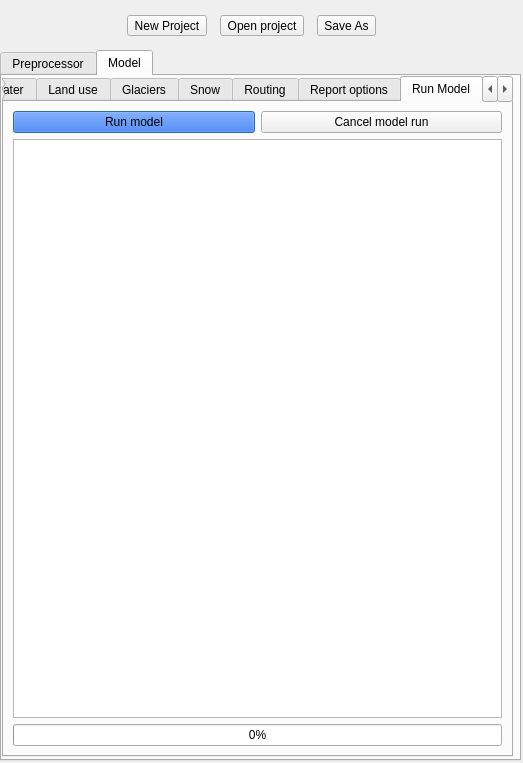
This is ui/SPHY_plugin_dialog_base - Copy.ui in FutureWater/SphyPlugin as Qt 5 draws it before an edit. The edited form follows.
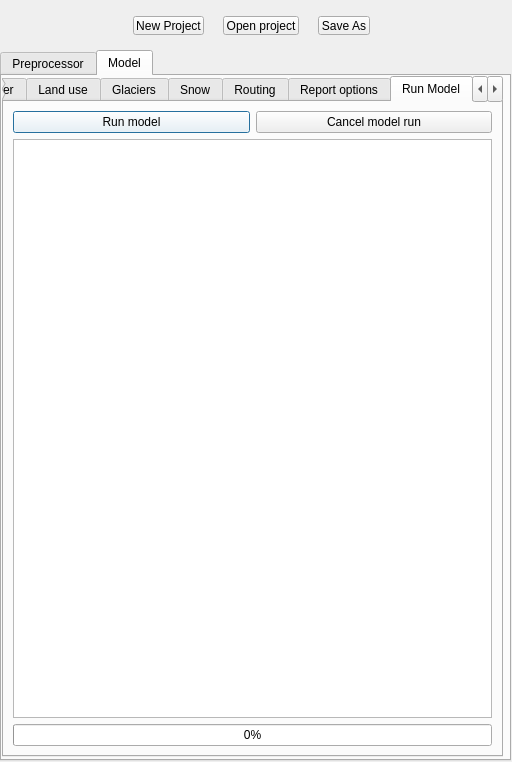
This is the edited form. The open tabs and pages were chosen to show the change. Icons and pictures are not drawn.

The edit to the form file:
```diff
--- a/ui/SPHY_plugin_dialog_base - Copy.ui
+++ b/ui/SPHY_plugin_dialog_base - Copy.ui
@@ -6,8 +6,8 @@
    <rect>
     <x>0</x>
     <y>0</y>
-    <width>523</width>
-    <height>763</height>
+    <width>512</width>
+    <height>762</height>
    </rect>
   </property>
   <property name="font">
@@ -22,52 +22,12 @@
    <iconset>
     <normaloff>:/plugins/SphyPreProcess/images/icon.png</normaloff>:/plugins/SphyPreProcess/images/icon.png</iconset>
   </property>
-  <widget class="QWidget" name="horizontalLayoutWidget">
-   <property name="geometry">
-    <rect>
-     <x>120</x>
-     <y>10</y>
-     <width>264</width>
-     <height>31</height>
-    </rect>
-   </property>
-   <layout class="QHBoxLayout" name="horizontalLayout_7">
-    <item>
-     <widget class="QToolButton" name="newButton">
-      <property name="font">
-       <font>
-        <weight>50</weight>
-        <bold>false</bold>
-        <underline>false</underline>
-       </font>
-      </property>
-      <property name="text">
-       <string>New Project</string>
-      </property>
-     </widget>
-    </item>
-    <item>
-     <widget class="QToolButton" name="openButton">
-      <property name="text">
-       <string>Open project</string>
-      </property>
-     </widget>
-    </item>
-    <item>
-     <widget class="QToolButton" name="saveAsButton">
-      <property name="text">
-       <string>Save As</string>
-      </property>
-     </widget>
-    </item>
-   </layout>
-  </widget>
   <widget class="QTabWidget" name="tabWidget">
    <property name="geometry">
     <rect>
      <x>0</x>
      <y>50</y>
-     <width>521</width>
+     <width>511</width>
      <height>711</height>
     </rect>
    </property>
@@ -1491,7 +1451,7 @@
       <rect>
        <x>0</x>
        <y>0</y>
-       <width>511</width>
+       <width>501</width>
        <height>681</height>
       </rect>
      </property>
@@ -1601,18 +1561,26 @@
                <string>Spin up years</string>
               </property>
              </widget>
-            </item>
-            <item>
-             <widget class="QSpinBox" name="spinupyearSpinBox"/>
-            </item>
-            <item>
-             <widget class="QLabel" name="startDateLabel_2">
-              <property name="text">
-               <string>Start date</string>
-              </property>
-              <property name="alignment">
-               <set>Qt::AlignRight|Qt::AlignTrailing|Qt::AlignVCenter</set>
-              </property>
+             <widget class="QWidget" name="layoutWidget">
+              <layout class="QHBoxLayout" name="horizontalLayout_7">
+               <item>
+                <widget class="QLabel" name="startDateLabel_2">
+                 <property name="text">
+                  <string>Start date</string>
+                 </property>
+                 <property name="alignment">
+                  <set>Qt::AlignLeading|Qt::AlignLeft|Qt::AlignVCenter</set>
+                 </property>
+                </widget>
+               </item>
+               <item>
+                <widget class="QDateEdit" name="startDateEdit_m">
+                 <property name="displayFormat">
+                  <string>dd-MMM-yyyy</string>
+                 </property>
+                </widget>
+               </item>
+              </layout>
              </widget>
             </item>
             <item>
@@ -4069,7 +4037,7 @@
              <brush brushstyle="SolidPattern">
               <color alpha="255">
                <red>0</red>
-               <green>85</green>
+               <green>0</green>
                <blue>0</blue>
               </color>
              </brush>
@@ -4077,19 +4045,145 @@
             <colorrole role="Button">
              <brush brushstyle="SolidPattern">
               <color alpha="255">
+               <red>255</red>
+               <green>255</green>
+               <blue>255</blue>
+              </color>
+             </brush>
+            </colorrole>
+            <colorrole role="Light">
+             <brush brushstyle="SolidPattern">
+              <color alpha="255">
+               <red>255</red>
+               <green>255</green>
+               <blue>255</blue>
+              </color>
+             </brush>
+            </colorrole>
+            <colorrole role="Midlight">
+             <brush brushstyle="SolidPattern">
+              <color alpha="255">
+               <red>255</red>
+               <green>255</green>
+               <blue>255</blue>
+              </color>
+             </brush>
+            </colorrole>
+            <colorrole role="Dark">
+             <brush brushstyle="SolidPattern">
+              <color alpha="255">
+               <red>127</red>
+               <green>127</green>
+               <blue>127</blue>
+              </color>
+             </brush>
+            </colorrole>
+            <colorrole role="Mid">
+             <brush brushstyle="SolidPattern">
+              <color alpha="255">
+               <red>170</red>
+               <green>170</green>
+               <blue>170</blue>
+              </color>
+             </brush>
+            </colorrole>
+            <colorrole role="Text">
+             <brush brushstyle="SolidPattern">
+              <color alpha="255">
                <red>0</red>
-               <green>85</green>
+               <green>0</green>
+               <blue>0</blue>
+              </color>
+             </brush>
+            </colorrole>
+            <colorrole role="BrightText">
+             <brush brushstyle="SolidPattern">
+              <color alpha="255">
+               <red>255</red>
+               <green>255</green>
                <blue>255</blue>
               </color>
              </brush>
             </colorrole>
+            <colorrole role="ButtonText">
+             <brush brushstyle="SolidPattern">
+              <color alpha="255">
+               <red>0</red>
+               <green>0</green>
+               <blue>0</blue>
+              </color>
+             </brush>
+            </colorrole>
+            <colorrole role="Base">
+             <brush brushstyle="SolidPattern">
+              <color alpha="255">
+               <red>255</red>
+               <green>255</green>
+               <blue>255</blue>
+              </color>
+             </brush>
+            </colorrole>
+            <colorrole role="Window">
+             <brush brushstyle="SolidPattern">
+              <color alpha="255">
+               <red>255</red>
+               <green>255</green>
+               <blue>255</blue>
+              </color>
+             </brush>
+            </colorrole>
+            <colorrole role="Shadow">
+             <brush brushstyle="SolidPattern">
+              <color alpha="255">
+               <red>0</red>
+               <green>0</green>
+               <blue>0</blue>
+              </color>
+             </brush>
+            </colorrole>
+            <colorrole role="AlternateBase">
+             <brush brushstyle="SolidPattern">
+              <color alpha="255">
+               <red>255</red>
+               <green>255</green>
+               <blue>255</blue>
+              </color>
+             </brush>
+            </colorrole>
+            <colorrole role="ToolTipBase">
+             <brush brushstyle="SolidPattern">
+              <color alpha="255">
+               <red>255</red>
+               <green>255</green>
+               <blue>220</blue>
+              </color>
+             </brush>
+            </colorrole>
+            <colorrole role="ToolTipText">
+             <brush brushstyle="SolidPattern">
+              <color alpha="255">
+               <red>0</red>
+               <green>0</green>
+               <blue>0</blue>
+              </color>
+             </brush>
+            </colorrole>
+            <colorrole role="PlaceholderText">
+             <brush brushstyle="SolidPattern">
+              <color alpha="128">
+               <red>0</red>
+               <green>0</green>
+               <blue>0</blue>
+              </color>
+             </brush>
+            </colorrole>
            </active>
            <inactive>
             <colorrole role="WindowText">
              <brush brushstyle="SolidPattern">
               <color alpha="255">
                <red>0</red>
-               <green>85</green>
+               <green>0</green>
                <blue>0</blue>
               </color>
              </brush>
@@ -4097,32 +4191,284 @@
             <colorrole role="Button">
              <brush brushstyle="SolidPattern">
               <color alpha="255">
+               <red>255</red>
+               <green>255</green>
+               <blue>255</blue>
+              </color>
+             </brush>
+            </colorrole>
+            <colorrole role="Light">
+             <brush brushstyle="SolidPattern">
+              <color alpha="255">
+               <red>255</red>
+               <green>255</green>
+               <blue>255</blue>
+              </color>
+             </brush>
+            </colorrole>
+            <colorrole role="Midlight">
+             <brush brushstyle="SolidPattern">
+              <color alpha="255">
+               <red>255</red>
+               <green>255</green>
+               <blue>255</blue>
+              </color>
+             </brush>
+            </colorrole>
+            <colorrole role="Dark">
+             <brush brushstyle="SolidPattern">
+              <color alpha="255">
+               <red>127</red>
+               <green>127</green>
+               <blue>127</blue>
+              </color>
+             </brush>
+            </colorrole>
+            <colorrole role="Mid">
+             <brush brushstyle="SolidPattern">
+              <color alpha="255">
+               <red>170</red>
+               <green>170</green>
+               <blue>170</blue>
+              </color>
+             </brush>
+            </colorrole>
+            <colorrole role="Text">
+             <brush brushstyle="SolidPattern">
+              <color alpha="255">
                <red>0</red>
-               <green>85</green>
+               <green>0</green>
+               <blue>0</blue>
+              </color>
+             </brush>
+            </colorrole>
+            <colorrole role="BrightText">
+             <brush brushstyle="SolidPattern">
+              <color alpha="255">
+               <red>255</red>
+               <green>255</green>
                <blue>255</blue>
               </color>
              </brush>
             </colorrole>
+            <colorrole role="ButtonText">
+             <brush brushstyle="SolidPattern">
+              <color alpha="255">
+               <red>0</red>
+               <green>0</green>
+               <blue>0</blue>
+              </color>
+             </brush>
+            </colorrole>
+            <colorrole role="Base">
+             <brush brushstyle="SolidPattern">
+              <color alpha="255">
+               <red>255</red>
+               <green>255</green>
+               <blue>255</blue>
+              </color>
+             </brush>
+            </colorrole>
+            <colorrole role="Window">
+             <brush brushstyle="SolidPattern">
+              <color alpha="255">
+               <red>255</red>
+               <green>255</green>
+               <blue>255</blue>
+              </color>
+             </brush>
+            </colorrole>
+            <colorrole role="Shadow">
+             <brush brushstyle="SolidPattern">
+              <color alpha="255">
+               <red>0</red>
+               <green>0</green>
+               <blue>0</blue>
+              </color>
+             </brush>
+            </colorrole>
+            <colorrole role="AlternateBase">
+             <brush brushstyle="SolidPattern">
+              <color alpha="255">
+               <red>255</red>
+               <green>255</green>
+               <blue>255</blue>
+              </color>
+             </brush>
+            </colorrole>
+            <colorrole role="ToolTipBase">
+             <brush brushstyle="SolidPattern">
+              <color alpha="255">
+               <red>255</red>
+               <green>255</green>
+               <blue>220</blue>
+              </color>
+             </brush>
+            </colorrole>
+            <colorrole role="ToolTipText">
+             <brush brushstyle="SolidPattern">
+              <color alpha="255">
+               <red>0</red>
+               <green>0</green>
+               <blue>0</blue>
+              </color>
+             </brush>
+            </colorrole>
+            <colorrole role="PlaceholderText">
+             <brush brushstyle="SolidPattern">
+              <color alpha="128">
+               <red>0</red>
+               <green>0</green>
+               <blue>0</blue>
+              </color>
+             </brush>
+            </colorrole>
            </inactive>
            <disabled>
             <colorrole role="WindowText">
              <brush brushstyle="SolidPattern">
               <color alpha="255">
-               <red>120</red>
-               <green>120</green>
-               <blue>120</blue>
+               <red>127</red>
+               <green>127</green>
+               <blue>127</blue>
               </color>
              </brush>
             </colorrole>
             <colorrole role="Button">
              <brush brushstyle="SolidPattern">
               <color alpha="255">
+               <red>255</red>
+               <green>255</green>
+               <blue>255</blue>
+              </color>
+             </brush>
+            </colorrole>
+            <colorrole role="Light">
+             <brush brushstyle="SolidPattern">
+              <color alpha="255">
+               <red>255</red>
+               <green>255</green>
+               <blue>255</blue>
+              </color>
+             </brush>
+            </colorrole>
+            <colorrole role="Midlight">
+             <brush brushstyle="SolidPattern">
+              <color alpha="255">
+               <red>255</red>
+               <green>255</green>
+               <blue>255</blue>
+              </color>
+             </brush>
+            </colorrole>
+            <colorrole role="Dark">
+             <brush brushstyle="SolidPattern">
+              <color alpha="255">
+               <red>127</red>
+               <green>127</green>
+               <blue>127</blue>
+              </color>
+             </brush>
+            </colorrole>
+            <colorrole role="Mid">
+             <brush brushstyle="SolidPattern">
+              <color alpha="255">
+               <red>170</red>
+               <green>170</green>
+               <blue>170</blue>
+              </color>
+             </brush>
+            </colorrole>
+            <colorrole role="Text">
+             <brush brushstyle="SolidPattern">
+              <color alpha="255">
+               <red>127</red>
+               <green>127</green>
+               <blue>127</blue>
+              </color>
+             </brush>
+            </colorrole>
+            <colorrole role="BrightText">
+             <brush brushstyle="SolidPattern">
+              <color alpha="255">
+               <red>255</red>
+               <green>255</green>
+               <blue>255</blue>
+              </color>
+             </brush>
+            </colorrole>
+            <colorrole role="ButtonText">
+             <brush brushstyle="SolidPattern">
+              <color alpha="255">
+               <red>127</red>
+               <green>127</green>
+               <blue>127</blue>
+              </color>
+             </brush>
+            </colorrole>
+            <colorrole role="Base">
+             <brush brushstyle="SolidPattern">
+              <color alpha="255">
+               <red>255</red>
+               <green>255</green>
+               <blue>255</blue>
+              </color>
+             </brush>
+            </colorrole>
+            <colorrole role="Window">
+             <brush brushstyle="SolidPattern">
+              <color alpha="255">
+               <red>255</red>
+               <green>255</green>
+               <blue>255</blue>
+              </color>
+             </brush>
+            </colorrole>
+            <colorrole role="Shadow">
+             <brush brushstyle="SolidPattern">
+              <color alpha="255">
                <red>0</red>
-               <green>85</green>
+               <green>0</green>
+               <blue>0</blue>
+              </color>
+             </brush>
+            </colorrole>
+            <colorrole role="AlternateBase">
+             <brush brushstyle="SolidPattern">
+              <color alpha="255">
+               <red>255</red>
+               <green>255</green>
                <blue>255</blue>
               </color>
              </brush>
             </colorrole>
+            <colorrole role="ToolTipBase">
+             <brush brushstyle="SolidPattern">
+              <color alpha="255">
+               <red>255</red>
+               <green>255</green>
+               <blue>220</blue>
+              </color>
+             </brush>
+            </colorrole>
+            <colorrole role="ToolTipText">
+             <brush brushstyle="SolidPattern">
+              <color alpha="255">
+               <red>0</red>
+               <green>0</green>
+               <blue>0</blue>
+              </color>
+             </brush>
+            </colorrole>
+            <colorrole role="PlaceholderText">
+             <brush brushstyle="SolidPattern">
+              <color alpha="128">
+               <red>0</red>
+               <green>0</green>
+               <blue>0</blue>
+              </color>
+             </brush>
+            </colorrole>
            </disabled>
           </palette>
          </property>
@@ -4284,6 +4630,52 @@
     </widget>
    </widget>
   </widget>
+  <widget class="QToolButton" name="saveAsButton">
+   <property name="geometry">
+    <rect>
+     <x>318</x>
+     <y>16</y>
+     <width>52</width>
+     <height>19</height>
+    </rect>
+   </property>
+   <property name="text">
+    <string>Save As</string>
+   </property>
+  </widget>
+  <widget class="QToolButton" name="openButton">
+   <property name="geometry">
+    <rect>
+     <x>223</x>
+     <y>16</y>
+     <width>76</width>
+     <height>19</height>
+    </rect>
+   </property>
+   <property name="text">
+    <string>Open project</string>
+   </property>
+  </widget>
+  <widget class="QToolButton" name="newButton">
+   <property name="geometry">
+    <rect>
+     <x>133</x>
+     <y>16</y>
+     <width>71</width>
+     <height>19</height>
+    </rect>
+   </property>
+   <property name="font">
+    <font>
+     <weight>50</weight>
+     <bold>false</bold>
+     <underline>false</underline>
+    </font>
+   </property>
+   <property name="text">
+    <string>New Project</string>
+   </property>
+  </widget>
  </widget>
  <resources>
   <include location="resources.qrc"/>
```
Left out of the diff: 1021 changed lines with no effect on the pictures.
